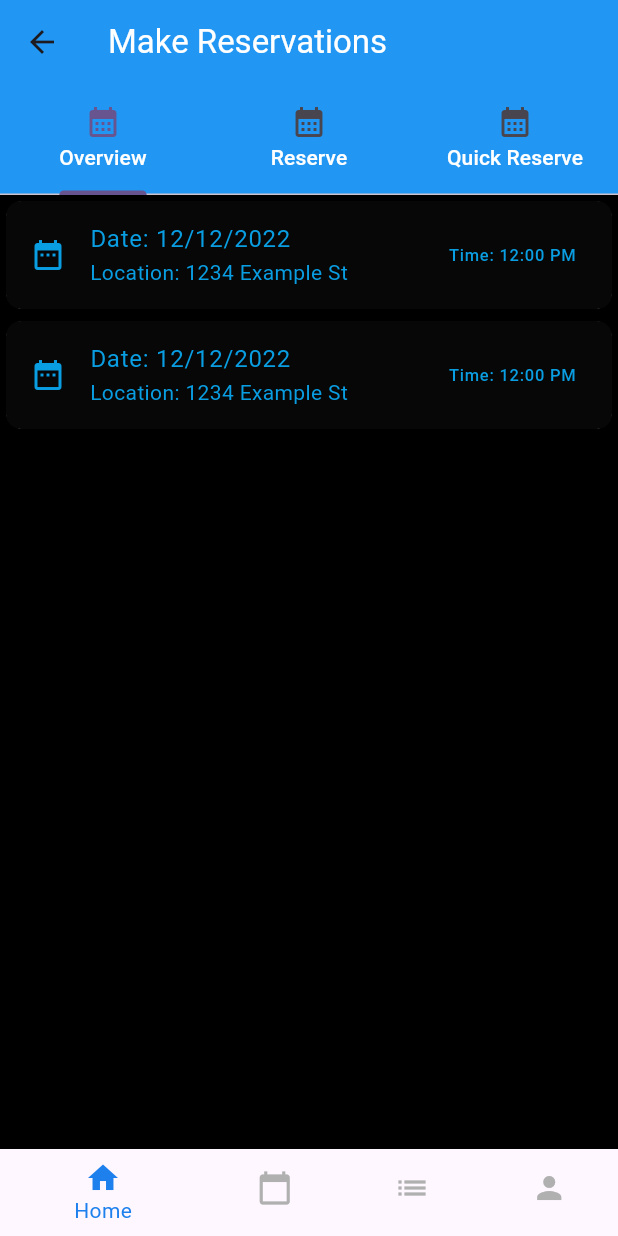
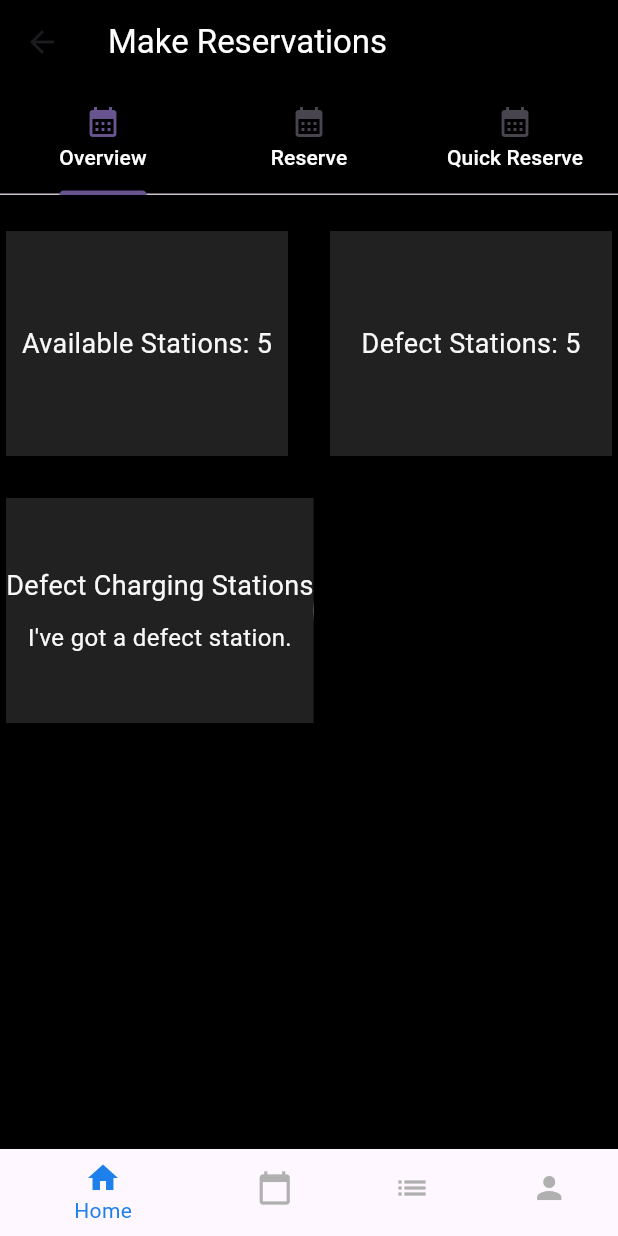
Before and after one commit to Henno0701/ProjectD-P2, a Flutter app: the screen it shows after launch, item 2 of the bottom bar chosen, on a phone screen of 412 x 824 dp. Run offline on Flutter 3.47's test engine with Material 3 defaults, Android fonts, the phone set to English and light mode, and no system bars.

Commit message:
made overview page(has to be made prettier)

```diff
--- a/prototype2/lib/main.dart
+++ b/prototype2/lib/main.dart
@@ -425,7 +425,7 @@
       child: Scaffold(
         backgroundColor: Colors.black, // Set background color to black
         appBar: AppBar(
-          backgroundColor: Colors.blue, // Set app bar background color to blue
+          backgroundColor: Colors.black, // Set app bar background color to blue
           title: const Text(
             'Make Reservations',
             style: TextStyle(color: Colors.white), // Set text color to white
@@ -500,33 +500,86 @@
 
   @override
   Widget build(BuildContext context) {
-    return ListView(
+    return Column(
+      crossAxisAlignment: CrossAxisAlignment.start,
       children: <Widget>[
+        const SizedBox(height: 20.0), // Add spacing from the top
+        Row(
+          children: <Widget>[
+            Expanded(
+              child: Card(
+                elevation: 4.0,
+                shape: RoundedRectangleBorder(
+                  borderRadius: BorderRadius.circular(1000), // Rounded edges
+                ),
+                child: Container(
+                  height: 150.0,
+                  color: const Color.fromARGB(255, 34, 33, 33),
+                  child: const Center(
+                    child: Text(
+                      'Available Stations: 5',
+                      style: TextStyle(
+                        fontSize: 18.0,
+                        color: Color.fromARGB(255, 248, 248, 248),
+                      ),
+                    ),
+                  ),
+                ),
+              ),
+            ),
+            const SizedBox(width: 20.0), // Add spacing between cards
+            Expanded(
+              child: Card(
+                elevation: 4.0,
+                shape: RoundedRectangleBorder(
+                  borderRadius: BorderRadius.circular(1000), // Rounded edges
+                ),
+                child: Container(
+                  height: 150.0,
+                  color: const Color.fromARGB(255, 34, 33, 33),
+                  child: const Center(
+                    child: Text(
+                      'Defect Stations: 5',
+                      style: TextStyle(
+                        fontSize: 18.0,
+                        color: Color.fromARGB(255, 248, 248, 248),
+                      ),
+                    ),
+                  ),
+                ),
+              ),
+            ),
+          ],
+        ),
+        const SizedBox(
+            height: 20.0), // Add spacing between the two rows of cards
         Card(
-          child: ListTile(
-            tileColor: const Color.fromARGB(255, 7, 7, 7),
-            textColor: const Color.fromARGB(255, 9, 157, 226),
-            iconColor: const Color.fromARGB(255, 9, 157, 226),
-            leading: const Icon(Icons.date_range),
-            title: const Text('Date: 12/12/2022'),
-            subtitle: const Text('Location: 1234 Example St'),
-            trailing: const Text('Time: 12:00 PM'),
-            shape: RoundedRectangleBorder(
-              borderRadius: BorderRadius.circular(10),
-            ),
+          elevation: 4.0,
+          shape: RoundedRectangleBorder(
+            borderRadius: BorderRadius.circular(1000), // Rounded edges
           ),
-        ),
-        Card(
-          child: ListTile(
-            tileColor: const Color.fromARGB(255, 7, 7, 7),
-            textColor: const Color.fromARGB(255, 9, 157, 226),
-            iconColor: const Color.fromARGB(255, 9, 157, 226),
-            leading: const Icon(Icons.date_range),
-            title: const Text('Date: 12/12/2022'),
-            subtitle: const Text('Location: 1234 Example St'),
-            trailing: const Text('Time: 12:00 PM'),
-            shape: RoundedRectangleBorder(
-              borderRadius: BorderRadius.circular(10),
+          child: Container(
+            height: 150.0,
+            color: const Color.fromARGB(255, 34, 33, 33),
+            child: const Column(
+              mainAxisAlignment: MainAxisAlignment.center,
+              children: [
+                Text(
+                  'Defect Charging Stations',
+                  style: TextStyle(
+                    fontSize: 18.0,
+                    color: Color.fromARGB(255, 248, 248, 248),
+                  ),
+                ),
+                SizedBox(height: 10.0), // Add spacing between title and text
+                Text(
+                  "I've got a defect station.",
+                  style: TextStyle(
+                    fontSize: 16.0,
+                    color: Color.fromARGB(255, 248, 248, 248),
+                  ),
+                ),
+              ],
             ),
           ),
         ),
```
